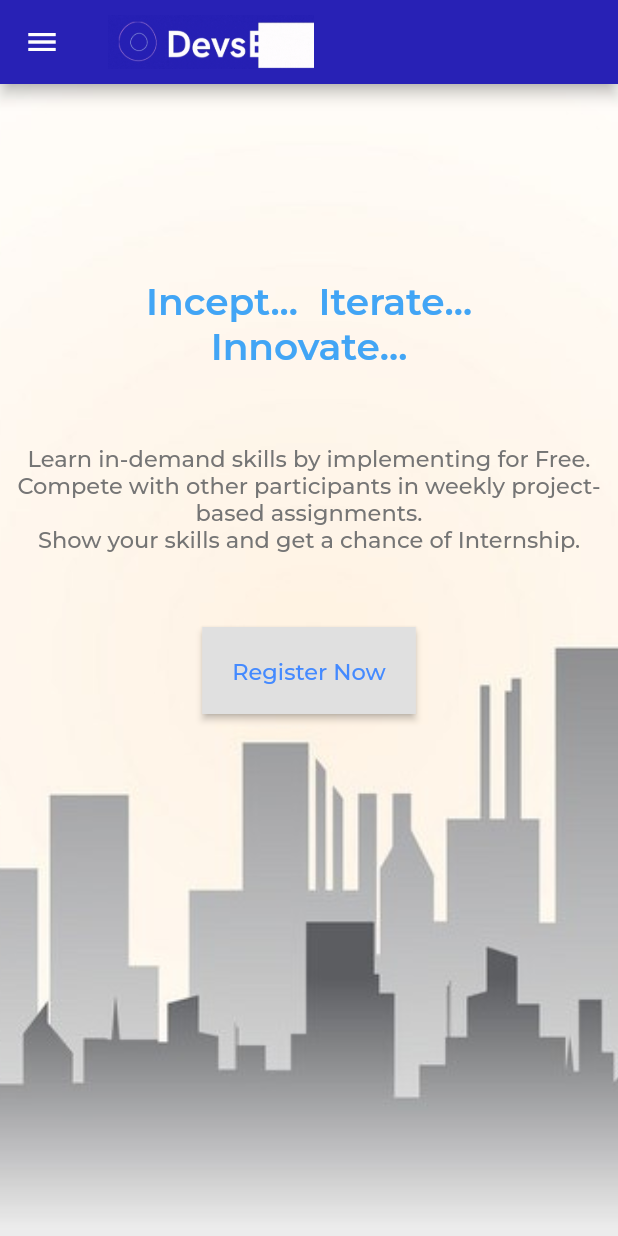
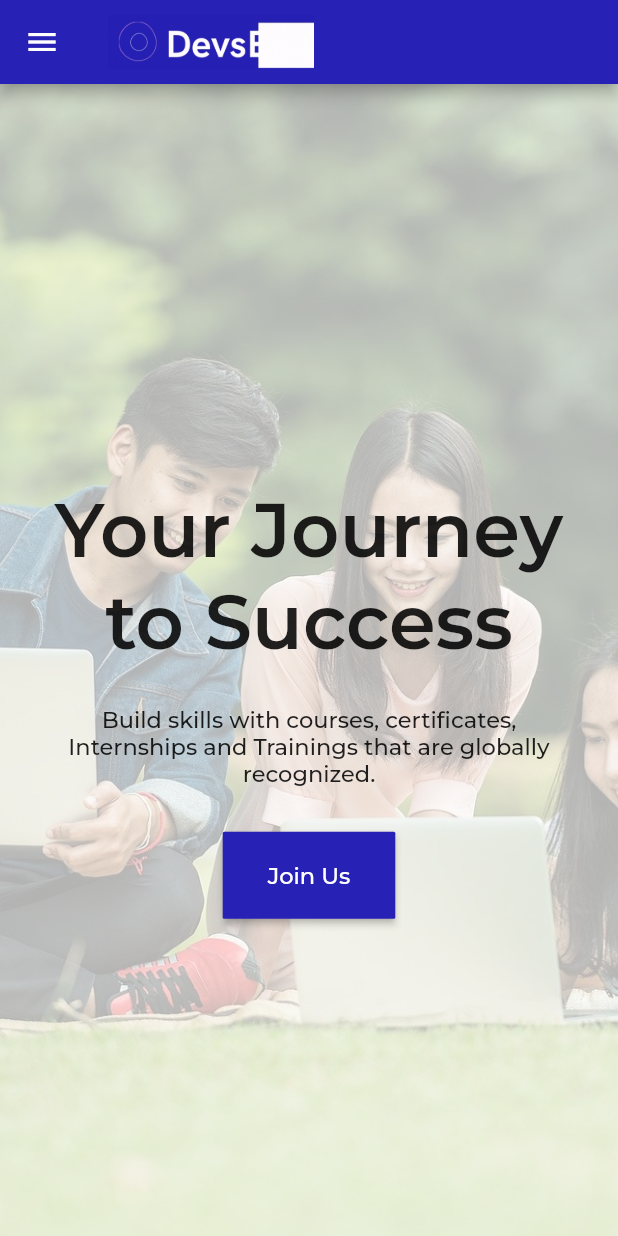
Before and after one commit to gauravmehta13/DevsEra-Web, a Flutter app: the screen it shows after launch, on a phone screen of 412 x 824 dp. Run offline on Flutter 3.47's test engine with Material 2 defaults, Android fonts, the light colour scheme and no system bars; our stand-ins replace font_awesome_flutter, google_fonts; missing offline and left inert: dart:html.

Commit message:
minor fixes

```diff
--- a/lib/Courses/Desktop Courses.dart
+++ b/lib/Courses/Desktop Courses.dart
@@ -382,6 +382,10 @@ class DesktopCourses extends StatelessWidget {
               SizedBox(
                 height: 50,
               ),
+              Container(
+                height: MediaQuery.of(context).size.height / 3,
+                color: Color(0xFF2e2e2f),
+              )
             ],
           ),
         ),
--- a/lib/Homepage/Desktop Home.dart
+++ b/lib/Homepage/Desktop Home.dart
@@ -19,8 +19,6 @@ class DesktopHomePage extends StatelessWidget {
                     height: MediaQuery.of(context).size.height,
                     decoration: BoxDecoration(
                         image: DecorationImage(
-                            // colorFilter: new ColorFilter.mode(
-                            // Colors.black.withOpacity(0.3), BlendMode.dstATop),
                             image: AssetImage(
                               'asset/bg3.jpg',
                             ),
--- a/lib/Homepage/Mobile Home.dart
+++ b/lib/Homepage/Mobile Home.dart
@@ -1,4 +1,10 @@
+import 'package:devsera/Courses/Courses.dart';
+import 'package:devsera/Homepage/Homepage.dart';
+import 'package:devsera/Join%20Us/Join%20Us.dart';
+import 'package:devsera/Join%20Us/Mobile%20JoinUs.dart';
 import 'package:flutter/material.dart';
+import 'package:font_awesome_flutter/font_awesome_flutter.dart';
+import 'dart:html' as html;
 
 class MobileHomepage extends StatelessWidget {
   @override
@@ -13,58 +19,137 @@ class MobileHomepage extends StatelessWidget {
           ),
         ),
       ),
-        drawer: Drawer(),
+      drawer: Drawer(
+        child: ListView(
+          children: <Widget>[
+            ListTile(
+              onTap: () {
+                Navigator.push(
+                  context,
+                  MaterialPageRoute(builder: (context) => HomePage()),
+                );
+              },
+              title: Text("Why Us?"),
+              trailing: Icon(Icons.arrow_forward),
+            ),
+            ListTile(
+              onTap: () {
+                Navigator.push(
+                  context,
+                  MaterialPageRoute(builder: (context) => Courses()),
+                );
+              },
+              title: Text("Free Courses"),
+              trailing: Icon(Icons.arrow_forward),
+            ),
+            ListTile(
+              onTap: () {
+                Navigator.push(
+                  context,
+                  MaterialPageRoute(builder: (context) => JoinUs()),
+                );
+              },
+              title: Text("Join Us"),
+              trailing: Icon(Icons.arrow_forward),
+            ),
+          ],
+        ),
+      ),
       body: SingleChildScrollView(
-          child: Container(
+        child: Column(
+          children: [
+            Stack(
+              children: [
+                Container(
                   width: MediaQuery.of(context).size.width,
                   height: MediaQuery.of(context).size.height,
                   decoration: BoxDecoration(
                       image: DecorationImage(
-                    image: AssetImage('asset/bg.jpg'), fit: BoxFit.fitHeight)),
+                          image: AssetImage(
+                            'asset/bg3.jpg',
+                          ),
+                          fit: BoxFit.fitHeight)),
+                ),
+                Container(
+                  padding: EdgeInsets.all(30),
+                  width: MediaQuery.of(context).size.width,
+                  height: MediaQuery.of(context).size.height,
+                  color: Colors.white.withOpacity(0.7),
                   child: Column(
+                    mainAxisAlignment: MainAxisAlignment.center,
                     children: <Widget>[
+                      Text(
+                        'Your Journey\nto Success',
+                        style: TextStyle(
+                          fontSize: 50,
+                          fontWeight: FontWeight.w600,
+                        ),
+                        textAlign: TextAlign.center,
+                      ),
                       SizedBox(
-                  height: 130,
+                        height: 25,
                       ),
                       Text(
-                  'Incept...  Iterate...\nInnovate...',
+                        'Build skills with courses, certificates, Internships and Trainings that are globally recognized.',
                         textAlign: TextAlign.center,
-                  style: TextStyle(
-                      fontSize: 25,
-                      fontWeight: FontWeight.w600,
-                      color: Colors.blue[400]),
-                ),
-                SizedBox(
-                  height: 50,
-                ),
-                Text(
-                  'Learn in-demand skills by implementing for Free.\nCompete with other participants in weekly project-based assignments.\nShow your skills and get a chance of Internship.',
                         style: TextStyle(
                           fontWeight: FontWeight.w500,
                           fontSize: 15,
-                      color: Colors.grey[600]),
-                  textAlign: TextAlign.center,
+                        ),
                       ),
                       SizedBox(
-                  height: 50,
+                        height: 30,
                       ),
                       RaisedButton(
-                  padding: EdgeInsets.all(20),
-                  onPressed: () {},
+                        color: const Color(0xff2821b5),
+                        textColor: Colors.white,
+                        padding: EdgeInsets.fromLTRB(30, 20, 30, 20),
+                        onPressed: () {
+                          Navigator.push(
+                            context,
+                            MaterialPageRoute(builder: (context) => JoinUs()),
+                          );
+                        },
                         shape: new RoundedRectangleBorder(
-                      borderRadius: new BorderRadius.circular(0.0)),
+                            borderRadius: new BorderRadius.circular(1)),
+                        child: Container(
+                          color: const Color(0xff2821b5),
                           child: Text(
-                    'Register Now',
+                            'Join Us',
                             style: TextStyle(
                               fontSize: 15,
                               fontWeight: FontWeight.w500,
-                        color: Colors.blueAccent),
-                    textAlign: TextAlign.center,
+                            ),
+                          ),
                         ),
                       )
                     ],
                   ),
                 ),
-        ));
+              ],
+            ),
+            //bg color color: Color(0xFFf5f5f4),
+            Container(
+              padding: EdgeInsets.symmetric(horizontal: 30),
+              height: 150,
+              width: MediaQuery.of(context).size.width,
+              color: Color(0xFF2e2e2f),
+              child: Column(
+                mainAxisAlignment: MainAxisAlignment.center,
+                crossAxisAlignment: CrossAxisAlignment.start,
+                children: [
+                  Text(
+                    "DevsEra is a Developers Community \n",
+                    style: TextStyle(fontSize: 15, color: Colors.white),
+                  ),
+                  Text("© 2021 DevsEra",
+                      style: TextStyle(fontSize: 15, color: Colors.white))
+                ],
+              ),
+            )
+          ],
+        ),
+      ),
+    );
   }
 }
```
Also changed, not shown: lib/Join Us/Desktop JoinUs.dart (+20 -9 lines). Lines whose indentation alone changed are shown as unchanged.
